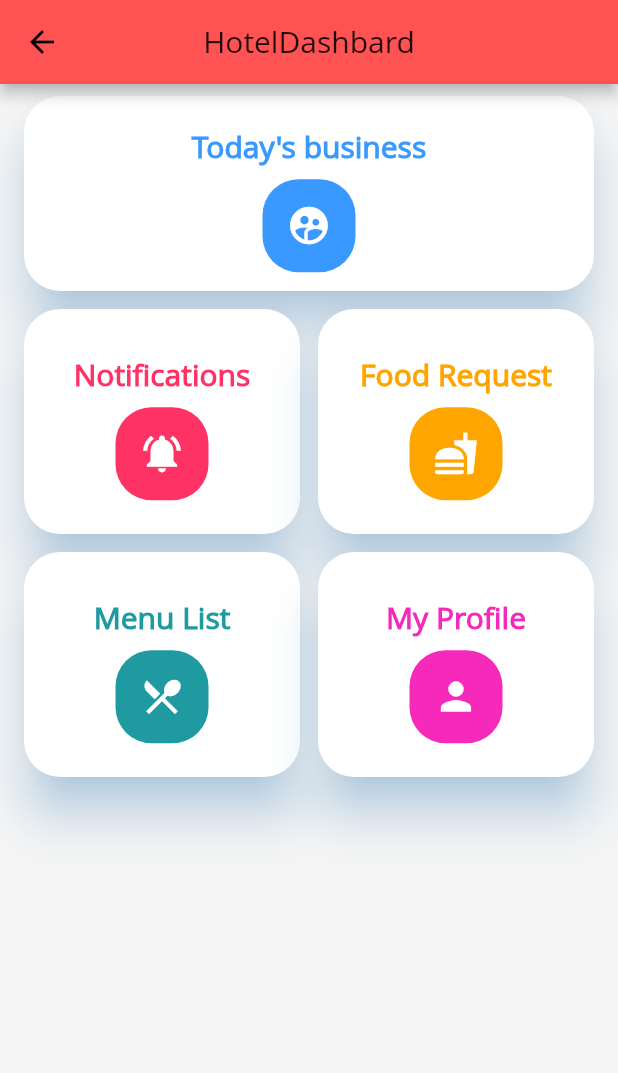
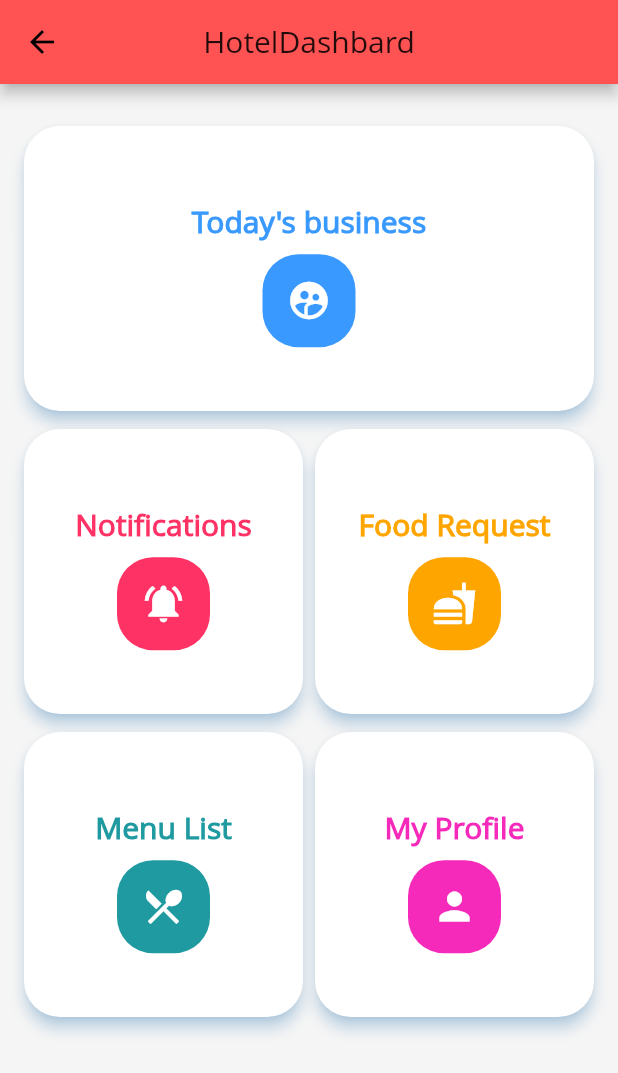
Before and after one commit to AayushNeupane57/TimeZero, a Flutter app: the HotelDashboard screen opened directly, on a phone screen of 412 x 824 dp. Shown: the top 1073 px of the screen. Run offline on Flutter 3.47's test engine with Material 2 defaults, Android fonts, the phone set to English and light mode, and no system bars; our stand-ins replace firebase_auth, firebase_storage, geolocator, google_sign_in, image_cropper, image_picker; missing offline and left inert: flutter_facebook_login; accounts and stored records are empty.

Commit message:
slight modification in hotel side UI hotelDashboard

```diff
--- a/timezero/lib/HotelDashboard.dart
+++ b/timezero/lib/HotelDashboard.dart
@@ -17,7 +17,7 @@ class _HotelDashboard extends State<HotelDashboard> {
   Material myItems(IconData icon, String heading, int color) {
     return Material(
         color: Colors.white,
-        elevation: 14.0,
+        elevation: 4.0,
         shadowColor: Color(0x802196F3),
         borderRadius: BorderRadius.circular(24.0),
         child: Center(
@@ -77,9 +77,11 @@ class _HotelDashboard extends State<HotelDashboard> {
           backgroundColor: Colors.redAccent,
           centerTitle: true,
           title: const Text('HotelDashbard'),),
-        body: StaggeredGridView.count(
+        body: Container(
+          padding: EdgeInsets.symmetric(vertical: 20),
+          child: StaggeredGridView.count(
             crossAxisCount: 2,
-          crossAxisSpacing: 12.0,
+            crossAxisSpacing: 8.0,
             mainAxisSpacing: 12.0,
             padding: EdgeInsets.symmetric(horizontal: 16.0, vertical: 8.0),
             children: <Widget>[
@@ -121,13 +123,14 @@ class _HotelDashboard extends State<HotelDashboard> {
             ],
 
             staggeredTiles: [
-            StaggeredTile.extent(2, 130),
-            StaggeredTile.extent(1, 150),
-            StaggeredTile.extent(1, 150),
-            StaggeredTile.extent(1, 150),
-            StaggeredTile.extent(1, 150),
+              StaggeredTile.extent(3, 190),
+              StaggeredTile.extent(1, 190),
+              StaggeredTile.extent(1, 190),
+              StaggeredTile.extent(1, 190),
+              StaggeredTile.extent(1, 190),
             ],
 
+          ),
         )
     );
   }
```
Also changed, not shown: timezero/lib/menulist.dart (+18 -13 lines). Lines whose indentation alone changed are shown as unchanged.
